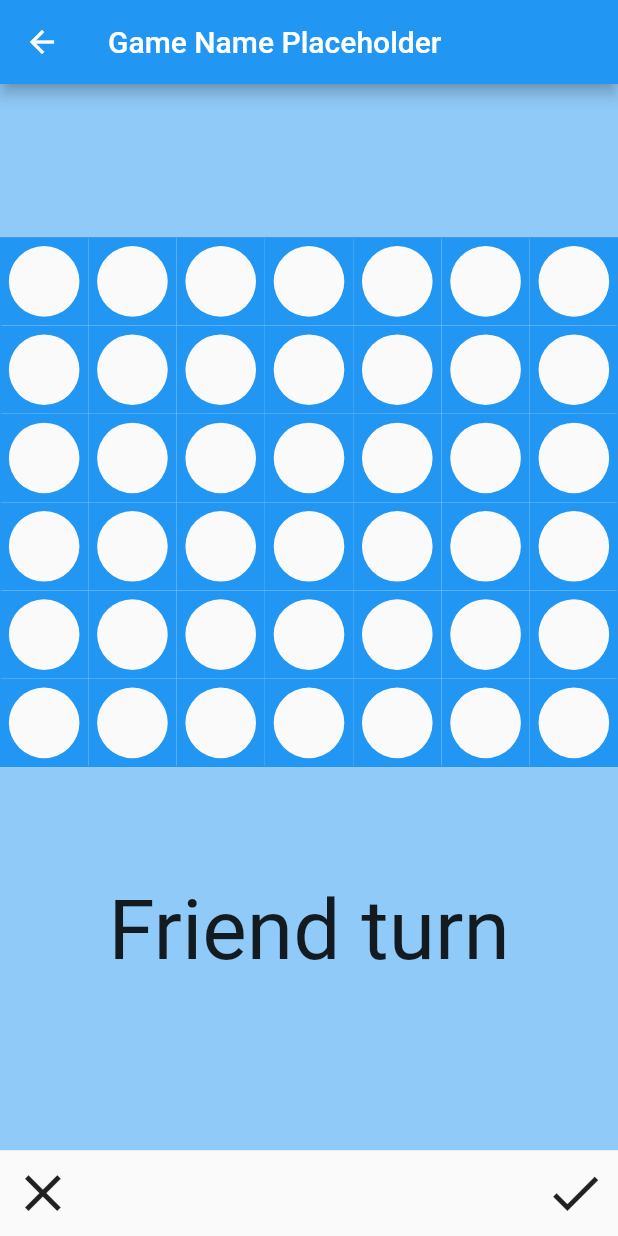
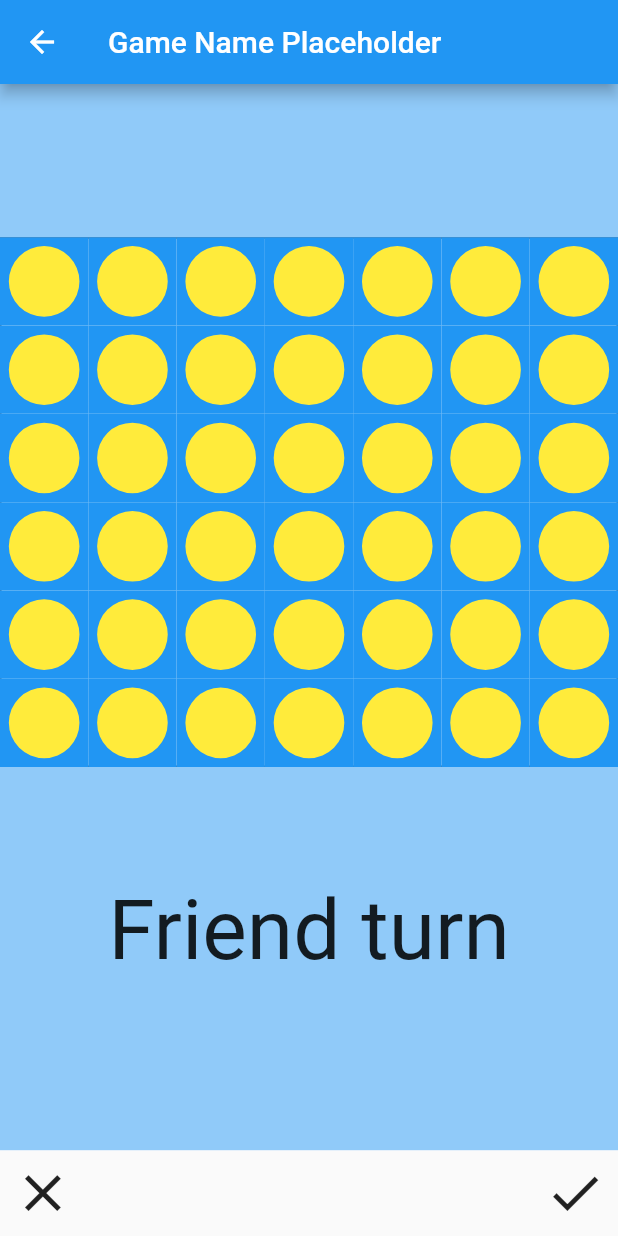
Before and after one commit to nardkeza/Komekt4, a Flutter app: the GameScreen screen opened directly, after a tap on the "close" icon, on a phone screen of 412 x 824 dp. Run offline on Flutter 3.47's test engine with Material 2 defaults, Android fonts, the phone set to English and light mode, and no system bars; missing offline and left inert: dart:html.

Commit message:
working gui for game

```diff
--- a/komekt_4/lib/game_screen.dart
+++ b/komekt_4/lib/game_screen.dart
@@ -4,8 +4,8 @@ import 'package:komekt_4/komekt_board.dart';
 class GameScreen extends StatelessWidget {
   GameScreen({super.key});
 
-  int row = 5;
-  int column = 5;
+  int row = 6;
+  int column = 7;
   String R = "red";
   String Y = "yellow";
 
@@ -14,28 +14,12 @@ class GameScreen extends StatelessWidget {
   // This widget is the root of your application.
   @override
   Widget build(BuildContext context) {
-    const int _rows = 6;
-    const int _columns = 7;
-    double _buttonSize = MediaQuery.of(context).size.width * 0.1;
 
     return Scaffold(
       appBar: AppBar(title: const Text('Game Name Placeholder'),),
       body: Column(children: [
         Expanded(flex: 2, child: Container(color: Theme.of(context).backgroundColor)),
-        Center(
-          child: DecoratedBox(
-            decoration: BoxDecoration(
-              border: Border.all(width: 1.0, color: Colors.black38),
-            ),
-            child: const AspectRatio(
-              aspectRatio: 7/6,
-              child: Komekt4Board(
-                rows: _rows,
-                columns: _columns,
-              ),
-            ),
-          ),
-        ),
+        const Komekt4Game(),
         Expanded(flex: 5, child:
           Container(
             width: MediaQuery.of(context).size.width,
@@ -49,9 +33,9 @@ class GameScreen extends StatelessWidget {
 
 
         Row(children: [
-          IconButton(iconSize: _buttonSize, onPressed: (() {}), icon: const Icon(Icons.close)),
+          IconButton(iconSize: MediaQuery.of(context).size.width * 0.1, onPressed: (() {}), icon: const Icon(Icons.close)),
           const Spacer(),
-          IconButton(iconSize: _buttonSize, onPressed: (() {}), icon: const Icon(Icons.done)),
+          IconButton(iconSize: MediaQuery.of(context).size.width * 0.1, onPressed: (() {}), icon: const Icon(Icons.done)),
           ]),
       ]),
     );
--- a/komekt_4/lib/komekt_board.dart
+++ b/komekt_4/lib/komekt_board.dart
@@ -1,7 +1,7 @@
 import 'package:flutter/material.dart';
 
-class Komekt4Board extends StatefulWidget {
-  const Komekt4Board({Key? key, this.rows = 20, this.columns = 20})
+class Komekt4Game extends StatefulWidget {
+  const Komekt4Game({Key? key, this.rows = 6, this.columns = 7})
       : super(key: key);
 
   final int rows;
@@ -9,7 +9,81 @@ class Komekt4Board extends StatefulWidget {
 
   @override
   // ignore: no_logic_in_create_state
-  State<StatefulWidget> createState() => Komekt4BoardState(rows, columns);
+  State<StatefulWidget> createState() => Komekt4GameState(rows, columns);
+}
+
+class Komekt4GameState extends State<Komekt4Game> {
+  Komekt4GameState(this.rows, this.columns);
+
+  int rows;
+  int columns;
+
+  @override
+  Widget build(BuildContext context) {
+    return Center(
+      child: AspectRatio(
+        aspectRatio: 7/6,
+        child: Stack(
+          children: [
+            Positioned.fill(
+              child: DecoratedBox(
+                decoration: BoxDecoration(
+                  border: Border.all(width: 1.0, color: Colors.black38),
+                ),
+                child: const Komekt4Pieces(
+                  rows: 6,
+                  columns: 7,
+                ),
+              ),
+            ),
+            Positioned.fill(
+              child: DecoratedBox(
+                decoration: BoxDecoration(
+                  border: Border.all(width: 1.0, color: Colors.black38),
+                ),
+                child: const Komekt4Board(
+                  rows: 6,
+                  columns: 7,
+                ),
+              ),
+            ),
+            Positioned.fill(
+              child: Row(
+                mainAxisAlignment: MainAxisAlignment.center,
+                children: List.generate(columns, (index) {
+                  return Flexible(
+                    child: GestureDetector(
+                      onTap: () {
+                        ScaffoldMessenger.of(context).showSnackBar(
+                          SnackBar(content: Text(
+                            index.toString()
+                          ))
+                        );
+                      },
+                    ),
+                  );
+                }),
+              )
+            )
+          ],
+        ),
+      ),
+    );
+  }
+}
+
+class Komekt4Board extends StatelessWidget {
+  const Komekt4Board({Key? key, this.rows = 6, this.columns = 7})
+      : super(key: key);
+
+  final int rows;
+  final int columns;
+
+  @override
+  Widget build(BuildContext context) {
+    return CustomPaint(painter: Komekt4BoardPainter(rows, columns));
+  }
+
 }
 
 class Komekt4BoardPainter extends CustomPainter {
@@ -49,28 +123,59 @@ class Komekt4BoardPainter extends CustomPainter {
 
   @override
   bool shouldRepaint(CustomPainter oldDelegate) {
+    return false;
+  }
+}
+
+class Komekt4Pieces extends StatefulWidget {
+  const Komekt4Pieces({Key? key, this.rows = 6, this.columns = 7})
+      : super(key: key);
+
+  final int rows;
+  final int columns;
+
+  @override
+  // ignore: no_logic_in_create_state
+  State<StatefulWidget> createState() => Komekt4PiecesState(rows, columns);
+}
+
+class Komekt4PiecePainter extends CustomPainter {
+  Komekt4PiecePainter(this.rows, this.columns);
+
+  int rows;
+  int columns;
+
+  @override
+  void paint(Canvas canvas, Size size) {
+    final redPiece = Paint()
+      ..color = Colors.red
+      ..style = PaintingStyle.fill;
+    final yellowPiece = Paint()
+      ..color = Colors.yellow
+      ..style = PaintingStyle.fill;
+    for (int i = 0; i < rows; i++) {
+      for (int j = 0; j < columns; j++) {
+        final center = Offset(size.width/columns * (j + 0.5), size.height/rows * (i + 0.5));
+
+        canvas.drawCircle(center, (size.width/columns) * .45, yellowPiece);
+      }
+    }
+  }
+
+  @override
+  bool shouldRepaint(CustomPainter oldDelegate) {
     return true;
   }
 }
 
-class Komekt4BoardState extends State<Komekt4Board> {
-  Komekt4BoardState(this.rows, this.columns);
+class Komekt4PiecesState extends State<Komekt4Pieces> {
+  Komekt4PiecesState(this.rows, this.columns);
 
   int rows;
   int columns;
 
   @override
   Widget build(BuildContext context) {
-    return CustomPaint(painter: Komekt4BoardPainter(rows, columns));
-  }
-
-  @override
-  void dispose() {
-    super.dispose();
-  }
-
-  @override
-  void initState() {
-    super.initState();
+    return CustomPaint(painter: Komekt4PiecePainter(rows, columns));
   }
 }
```
